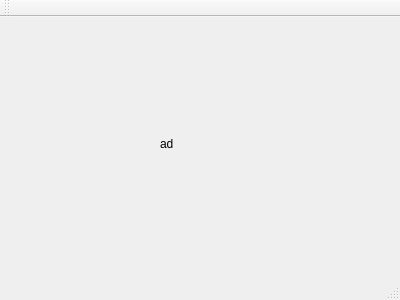
First picture: the form in mainwindow.ui, repository Sya0/Rocket_GUI, before the edit.
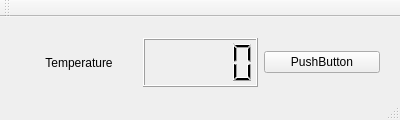
Second picture: the form after the edit.

Patch:
```diff
--- a/mainwindow.ui
+++ b/mainwindow.ui
@@ -7,25 +7,44 @@
     <x>0</x>
     <y>0</y>
     <width>400</width>
-    <height>300</height>
+    <height>120</height>
    </rect>
   </property>
   <property name="windowTitle">
    <string>MainWindow</string>
   </property>
   <widget class="QWidget" name="centralWidget">
-   <widget class="QLabel" name="label">
+   <widget class="QWidget" name="">
     <property name="geometry">
      <rect>
-      <x>160</x>
-      <y>120</y>
-      <width>59</width>
-      <height>14</height>
+      <x>10</x>
+      <y>10</y>
+      <width>381</width>
+      <height>71</height>
      </rect>
     </property>
-    <property name="text">
-     <string>ad</string>
-    </property>
+    <layout class="QHBoxLayout" name="horizontalLayout">
+     <item>
+      <widget class="QLabel" name="label">
+       <property name="text">
+        <string>Temperature</string>
+       </property>
+       <property name="alignment">
+        <set>Qt::AlignCenter</set>
+       </property>
+      </widget>
+     </item>
+     <item>
+      <widget class="QLCDNumber" name="lcdNumber"/>
+     </item>
+     <item>
+      <widget class="QPushButton" name="pushButton">
+       <property name="text">
+        <string>PushButton</string>
+       </property>
+      </widget>
+     </item>
+    </layout>
    </widget>
   </widget>
   <widget class="QMenuBar" name="menuBar">
```
Left out of the diff: 10 changed lines with no effect on the pictures.
